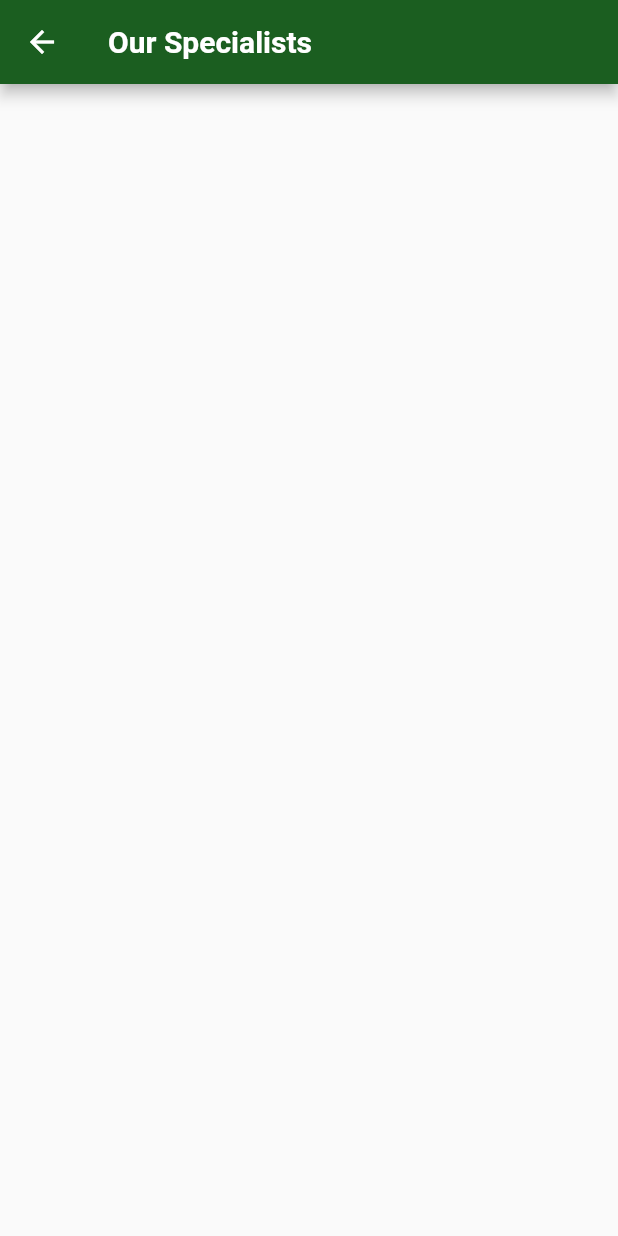
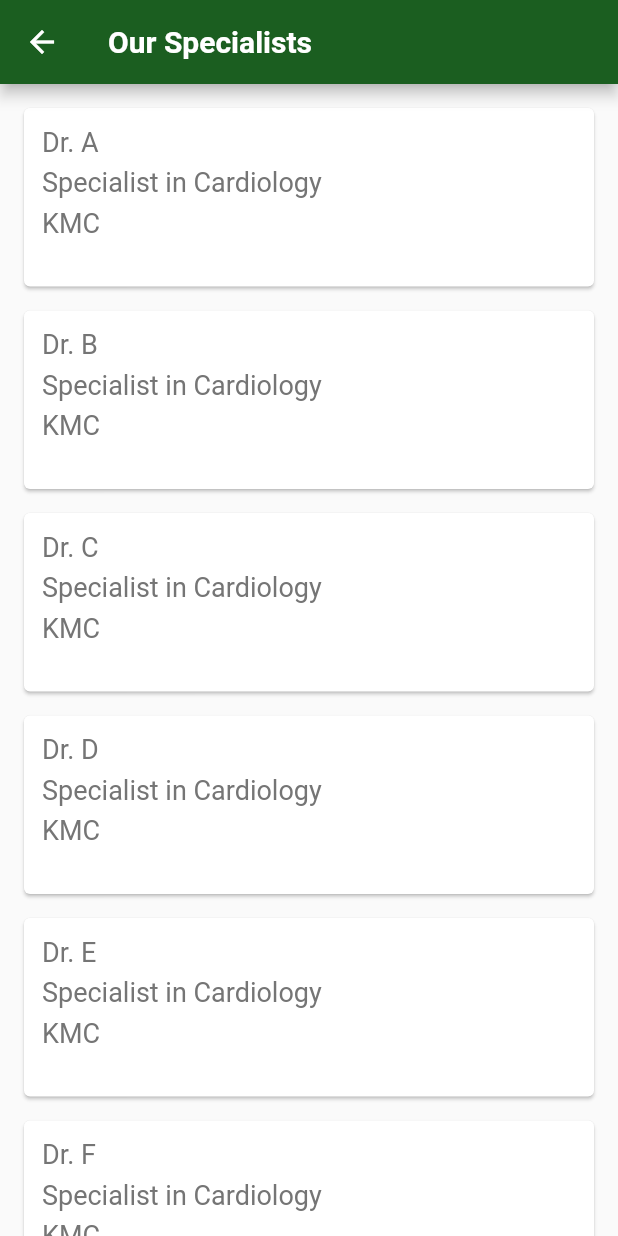
Before and after one commit to Shuvo091/Captain-Earth-Extension, a Flutter app: the DoctorList screen opened by its route, on a phone screen of 412 x 824 dp. Run offline on Flutter 3.47's test engine with Material 2 defaults, Android fonts, the phone set to English and light mode, and no system bars; our stand-ins replace flutter_spinkit, youtube_player_flutter; missing offline and left inert: dart:ffi.

Commit message:
Doctors list and biodata page done

```diff
--- a/lib/pages/doctorList.dart
+++ b/lib/pages/doctorList.dart
@@ -1,4 +1,5 @@
 import 'package:flutter/material.dart';
+import 'package:captain_earth_extension/services/cards.dart';
 
 class DoctorList extends StatefulWidget {
   const DoctorList({Key? key}) : super(key: key);
@@ -8,6 +9,17 @@ class DoctorList extends StatefulWidget {
 }
 
 class _DoctorListState extends State<DoctorList> {
+
+  final List<DoctorDetails> docDetails = [
+    DoctorDetails('Dr. A', 'Cardiology', 'KMC', 'a@gmail.com', 'https://youtu.be/dQw4w9WgXcQ'),
+    DoctorDetails('Dr. B', 'Cardiology', 'KMC', 'a@gmail.com', 'https://youtu.be/dQw4w9WgXcQ'),
+    DoctorDetails('Dr. C', 'Cardiology', 'KMC', 'a@gmail.com', 'https://youtu.be/dQw4w9WgXcQ'),
+    DoctorDetails('Dr. D', 'Cardiology', 'KMC', 'a@gmail.com', 'https://youtu.be/dQw4w9WgXcQ'),
+    DoctorDetails('Dr. E', 'Cardiology', 'KMC', 'a@gmail.com', 'https://youtu.be/dQw4w9WgXcQ'),
+    DoctorDetails('Dr. F', 'Cardiology', 'KMC', 'a@gmail.com', 'https://youtu.be/dQw4w9WgXcQ'),
+    DoctorDetails('Dr. G', 'Cardiology', 'KMC', 'a@gmail.com', 'https://youtu.be/dQw4w9WgXcQ'),
+  ];
+
   @override
   Widget build(BuildContext context) {
     return Scaffold(
@@ -23,6 +35,12 @@ class _DoctorListState extends State<DoctorList> {
           ),
         ),
       ),
+      body: SingleChildScrollView(
+        child: Column(
+          //mainAxisAlignment: MainAxisAlignment.center,
+          children: docDetails.map((docText) => DoctorCard(docText)).toList(),
+        ),
+      ),
     );
   }
 }
--- a/lib/pages/mentalHealthTest.dart
+++ b/lib/pages/mentalHealthTest.dart
@@ -11,11 +11,12 @@ class MentalTest extends StatefulWidget {
 
 class _MentalTestState extends State<MentalTest> {
 
-  List<HomeText> homeCardList = [
+  List<HomeText> quizNavCardList = [
     HomeText('See Your Result', '/result'),
     HomeText('Consult a doctor', '/doctorList'),
   ];
 
+  //TODO: Edit and add questions here
   List<QuizText> quizQuesList = [
     QuizText(
         'Ques 1',
@@ -80,14 +81,13 @@ class _MentalTestState extends State<MentalTest> {
         child: Column(
           children: <Widget>[
             Column(
-              //mainAxisAlignment: MainAxisAlignment.center,
               children: quizQuesList.map((quizText) => QuizCard(quizText)).toList(),
             ),
             SizedBox(
               height: 30.0,
             ),
             Column(
-              children: homeCardList.map((homeText) => HomeCard(homeText)).toList(),
+              children: quizNavCardList.map((homeText) => QuizNavCard(homeText)).toList(),
             ),
           ],
         ),
--- a/lib/services/cards.dart
+++ b/lib/services/cards.dart
@@ -1,14 +1,14 @@
 import 'package:flutter/cupertino.dart';
 import 'package:flutter/material.dart';
 
-
+//Clickable cards
 class HomeText{
   String options;
   String url;
   HomeText(this.options, this.url);
 }
 
-
+//for home page
 class HomeCard extends StatelessWidget {
 
   final HomeText homeText;
@@ -22,6 +22,45 @@ class HomeCard extends StatelessWidget {
       child: InkWell(
         onTap: (){
           Navigator.pushNamed(context, homeText.url);
+          //print(QuizText.score);
+          //QuizText.score = 0;
+        },
+        child: Padding(
+          padding: const EdgeInsets.all(12.0),
+          child: Column(
+            crossAxisAlignment: CrossAxisAlignment.stretch,
+            children: [
+              Text(
+                homeText.options,
+                style: TextStyle(
+                  fontSize: 18.0,
+                  color: Colors.grey[600],
+                ),
+              ),
+              SizedBox(height: 6.0,),
+            ],
+          ),
+        ),
+      ),
+    );
+  }
+}
+
+
+//for quiz page
+class QuizNavCard extends StatelessWidget {
+
+  final HomeText homeText;
+  QuizNavCard(this.homeText);
+
+
+  @override
+  Widget build(BuildContext context) {
+    return Card(
+      margin: EdgeInsets.fromLTRB(16, 16, 16, 0),
+      child: InkWell(
+        onTap: (){
+          Navigator.pushNamed(context, homeText.url, arguments: {'score':QuizText.score});
           print(QuizText.score);
           //QuizText.score = 0;
         },
@@ -83,11 +122,9 @@ class _QuizCardState extends State<QuizCard> {
 
   @override
   void initState() {
-    // TODO: implement initState
     _currentState = widget.quiz.opt1.ques;
     _weight = widget.quiz.opt1.weight;
     _prevWeight = _weight;
-    //QuizText.score = 0;
 
     super.initState();
   }
@@ -140,7 +177,7 @@ class _QuizCardState extends State<QuizCard> {
                     _currentState = value;
                     _prevWeight = _weight;
                     _weight = widget.quiz.opt2.weight;
-                    QuizText.score += _weight-_prevWeight;
+                    QuizText.score += _weight - _prevWeight;
                   });
                 },
               ),
@@ -215,3 +252,69 @@ class _QuizCardState extends State<QuizCard> {
     );
   }
 }
+
+
+
+///Doctor list page
+class DoctorDetails {
+  String name;
+  String studiedCollege;
+  String expertize;
+  String email;
+  String url;
+  DoctorDetails(this.name,this.expertize, this.studiedCollege,this.email,this.url);
+}
+
+class DoctorCard extends StatelessWidget {
+  final DoctorDetails doctorDetails;
+  DoctorCard(this.doctorDetails);
+
+
+  @override
+  Widget build(BuildContext context) {
+    return Card(
+      margin: EdgeInsets.fromLTRB(16, 16, 16, 0),
+      child: InkWell(
+        onTap: (){
+          Navigator.of(context).pushNamed('/doctorBio', arguments: {
+            'url': doctorDetails.url,
+            'name': doctorDetails.name,
+          });
+
+        },
+        child: Padding(
+          padding: const EdgeInsets.all(12.0),
+          child: Column(
+            crossAxisAlignment: CrossAxisAlignment.stretch,
+            children: [
+              Text(
+                '${doctorDetails.name}',
+                style: TextStyle(
+                  fontSize: 18.0,
+                  color: Colors.grey[600],
+                ),
+              ),
+              SizedBox(height: 6.0,),
+              Text(
+                'Specialist in ${doctorDetails.expertize}',
+                style: TextStyle(
+                  fontSize: 18.0,
+                  color: Colors.grey[600],
+                ),
+              ),
+              SizedBox(height: 6.0,),
+              Text(
+                '${doctorDetails.studiedCollege}',
+                style: TextStyle(
+                  fontSize: 18.0,
+                  color: Colors.grey[600],
+                ),
+              ),
+              SizedBox(height: 20.0,),
+            ],
+          ),
+        ),
+      ),
+    );
+  }
+}
--- a/pubspec.yaml
+++ b/pubspec.yaml
@@ -33,6 +33,7 @@ dependencies:
 dev_dependencies:
   flutter_test:
     sdk: flutter
+  youtube_player_flutter: ^8.0.0
 
 # For information on the generic Dart part of this file, see the
 # following page: https://dart.dev/tools/pub/pubspec
```
Also changed, not shown: lib/main.dart (+10 -0 lines), lib/pages/doctorBio.dart (+117 -0 lines), lib/pages/scoreAndVideo.dart (+102 -0 lines), pubspec.lock.
